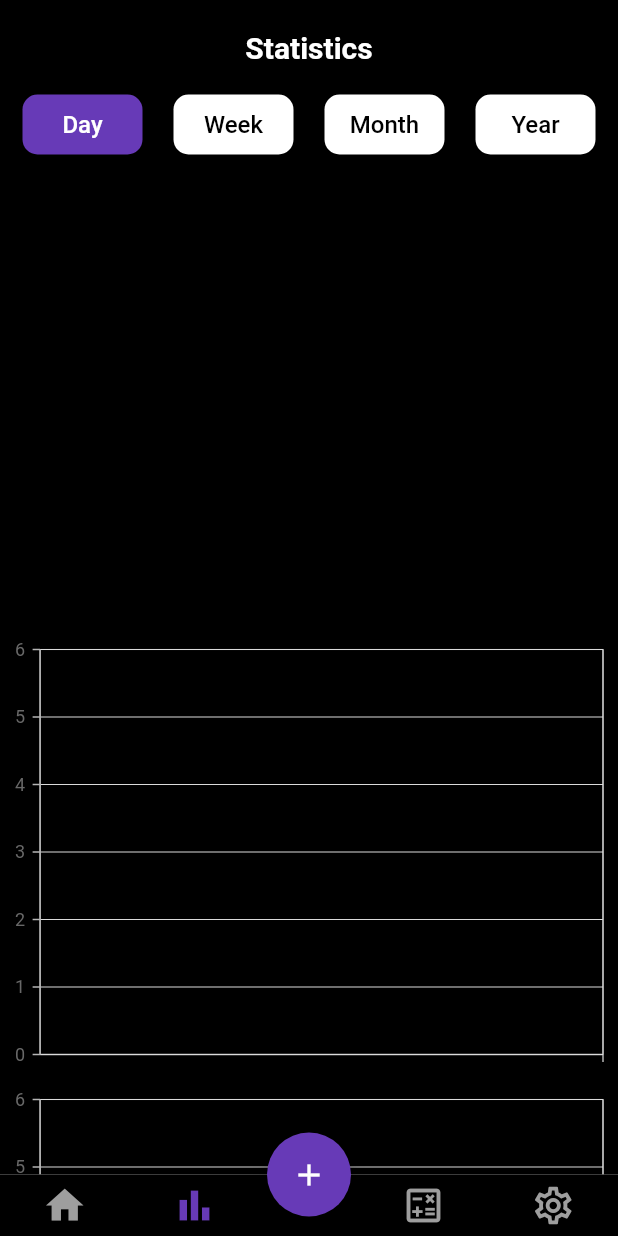
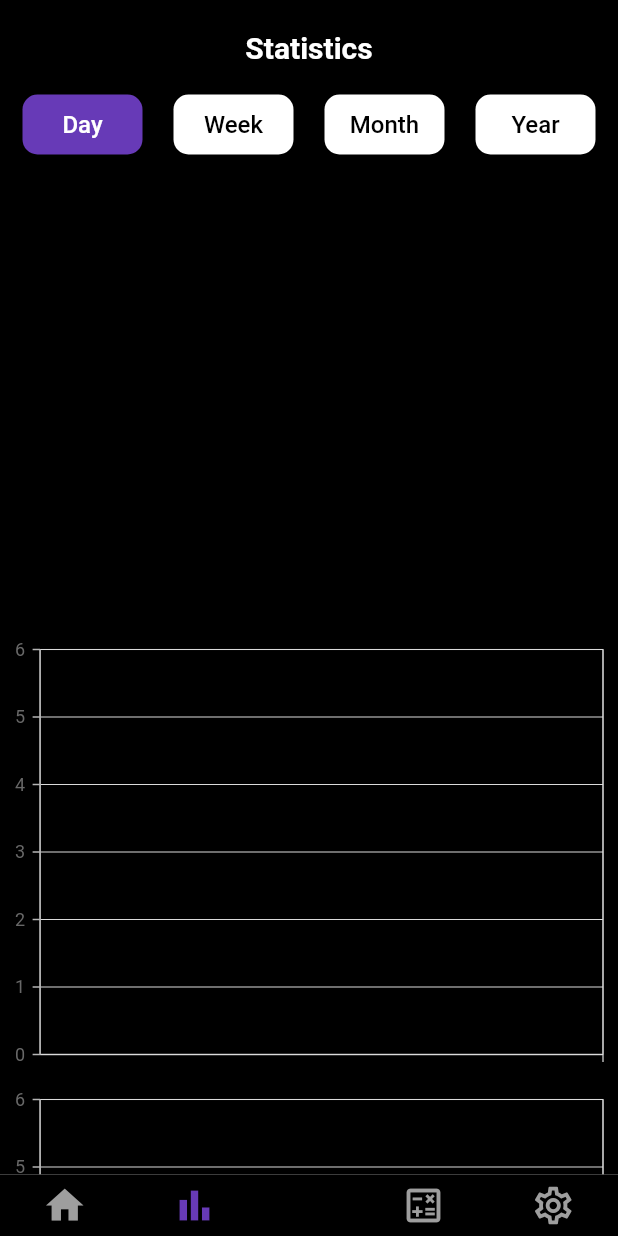
Before and after one commit to BatuhanSatilmis/Penny-Smart-Wallet, a Flutter app: the Bottom screen opened directly, item 3 of the bottom bar chosen, after a tap on the "bar chart" icon, on a phone screen of 412 x 824 dp. Run offline on Flutter 3.47's test engine with Material 2 defaults, Android fonts, the light colour scheme and no system bars; our stand-ins replace animate_do, hive, hive_flutter, image_picker, ionicons, syncfusion_flutter_charts; accounts and stored records are empty; generated files the repository leaves out were written again; statements that could not run were skipped.

Commit message:
add ✨: initial :S

```diff
--- a/penny_smart_wallet_app/lib/Views/view_calculation/calculation.dart
+++ b/penny_smart_wallet_app/lib/Views/view_calculation/calculation.dart
@@ -1,8 +1,8 @@
 import 'package:flutter/material.dart';
 import 'package:hive/hive.dart';
 import 'package:penny_smart_wallet/data/model/add_date.dart';
+import 'package:animate_do/animate_do.dart';
 import 'package:penny_smart_wallet/data/utlity.dart';
-import 'package:animate_do/animate_do.dart';
 
 class Calculation extends StatefulWidget {
   @override
@@ -18,6 +18,7 @@ class _CalculationWidgetState extends State<Calculation> {
   int totalWeek = 0;
   int totalMonth = 0;
   int totalYear = 0;
+  late Box<Add_data> box;
 
   @override
   void initState() {
@@ -26,14 +27,13 @@ class _CalculationWidgetState extends State<Calculation> {
   }
 
   void initializeData() async {
-    await Hive.openBox<Add_data>('data');
+    box = await Hive.openBox<Add_data>('data');
 
     todayData = today();
     weekData = week();
     monthData = month();
     yearData = year();
 
-    // Yıllara göre verileri gruplandırın
     Map<int, Map<int, List<Add_data>>> yearlyData = groupDataByYear();
 
     totalToday = total_chart(todayData);
@@ -45,15 +45,13 @@ class _CalculationWidgetState extends State<Calculation> {
       totalYear = total_chart(
           yearlyData[specificYear]!.values.expand((data) => data).toList());
     } else {
-      totalYear =
-          0; // Eğer belirli bir yıl için veri yoksa, totalYear'ı sıfırla.
+      totalYear = 0;
     }
 
     setState(() {});
   }
 
   Map<int, Map<int, List<Add_data>>> groupDataByYear() {
-    // Verileri yıllara ve aylara göre gruplandırın
     Map<int, Map<int, List<Add_data>>> groupedData = {};
 
     for (var data in box.values) {
@@ -76,7 +74,10 @@ class _CalculationWidgetState extends State<Calculation> {
 
   int calculateMonthlyEstimate(int total, int daysElapsed) {
     if (daysElapsed <= 0) return total;
-    int remainingDaysInMonth = 30 - daysElapsed; // Basit bir varsayım
+    int remainingDaysInMonth =
+        DateTime(DateTime.now().year, DateTime.now().month + 1, 1)
+            .subtract(Duration(days: 1))
+            .day;
     return (total * remainingDaysInMonth).toInt();
   }
 
@@ -88,7 +89,7 @@ class _CalculationWidgetState extends State<Calculation> {
   int calculateWeeklyEstimate(int total, int daysElapsed) {
     if (daysElapsed <= 0) return total;
 
-    int remainingDaysInWeek = DateTime.now().weekday - 1;
+    int remainingDaysInWeek = 7 - DateTime.now().weekday;
     return (total * (7 / remainingDaysInWeek)).toInt();
   }
 
@@ -99,13 +100,13 @@ class _CalculationWidgetState extends State<Calculation> {
 
     int monthlyTotalToday = calculateMonthlyEstimate(totalToday, daysElapsed);
 
+    int weeklyTotalToday = calculateWeeklyEstimate(totalToday, daysElapsed);
+
     int monthlyTotalWeek = calculateMonthlyEstimate(totalWeek, daysElapsed);
 
     int monthlyTotalMonth = calculateMonthlyEstimate(totalMonth, daysElapsed);
     num yearlyTotalMonth =
         calculateYearlyEstimate(monthlyTotalMonth, currentMonth);
-
-    int weeklyTotalToday = calculateWeeklyEstimate(totalToday, daysElapsed);
 
     return Scaffold(
       backgroundColor: Colors.black,
@@ -128,22 +129,22 @@ class _CalculationWidgetState extends State<Calculation> {
                 DataCard(
                     title: "Günlük Harcamalar",
                     total: totalToday,
-                    monthlyEstimate: monthlyTotalToday * 30,
-                    weeklyEstimate: weeklyTotalToday * 7,
-                    yearlyEstimate: monthlyTotalToday * 30 * 12,
+                    monthlyEstimate: monthlyTotalToday,
+                    weeklyEstimate: weeklyTotalToday,
+                    yearlyEstimate: monthlyTotalToday * 12,
                     cardColor: Color.fromARGB(255, 41, 17, 2)),
                 DataCard(
                     title: "Haftalık Harcamalar",
                     total: totalWeek,
-                    monthlyEstimate: monthlyTotalWeek * 4,
-                    weeklyEstimate: weeklyTotalToday * 0,
-                    yearlyEstimate: monthlyTotalWeek * 4 * 12,
+                    monthlyEstimate: monthlyTotalWeek,
+                    weeklyEstimate: weeklyTotalToday,
+                    yearlyEstimate: monthlyTotalWeek * 12,
                     cardColor: Color.fromARGB(255, 2, 32, 12)),
                 DataCard(
                     title: "Aylık Harcamalar",
                     total: totalMonth,
                     monthlyEstimate: monthlyTotalMonth,
-                    weeklyEstimate: weeklyTotalToday * 0,
+                    weeklyEstimate: weeklyTotalToday,
                     yearlyEstimate: yearlyTotalMonth,
                     cardColor: Color.fromARGB(255, 26, 4, 63)),
               ],
--- a/penny_smart_wallet_app/lib/Views/view_home/home.dart
+++ b/penny_smart_wallet_app/lib/Views/view_home/home.dart
@@ -59,7 +59,7 @@ class _HomeState extends State<Home> {
                         const EdgeInsets.only(right: 0, top: 10, bottom: 10),
                     child: Ink(
                       decoration: ShapeDecoration(
-                        color: Colors.transparent, // Arka plan rengi
+                        color: Colors.transparent,
                         shape: RoundedRectangleBorder(
                           side: BorderSide(
                             width: isNotificationActive ? 2.0 : 1.0,
--- a/penny_smart_wallet_app/lib/Views/view_statistics/statistics.dart
+++ b/penny_smart_wallet_app/lib/Views/view_statistics/statistics_view.dart
@@ -1,6 +1,6 @@
 import 'package:flutter/material.dart';
 import 'package:penny_smart_wallet/data/utlity.dart';
-import 'package:penny_smart_wallet/widgets/chart.dart'; // Chart widget'ını dahil edin
+import 'package:penny_smart_wallet/widgets/chart.dart';
 import '../../data/model/add_date.dart';
 
 class Statistics extends StatefulWidget {
@@ -10,11 +10,11 @@ class Statistics extends StatefulWidget {
   State<Statistics> createState() => _StatisticsState();
 }
 
-ValueNotifier<int> kj = ValueNotifier<int>(0);
+ValueNotifier kj = ValueNotifier(0);
 
 class _StatisticsState extends State<Statistics> {
-  List<String> day = ['Day', 'Week', 'Month', 'Year'];
-  List<List<Add_data>> f = [today(), week(), month(), year()];
+  List day = ['Day', 'Week', 'Month', 'Year'];
+  List f = [today(), week(), month(), year()];
   List<Add_data> a = [];
   int index_color = 0;
   bool ascendingOrder = true;
@@ -24,19 +24,21 @@ class _StatisticsState extends State<Statistics> {
     return Scaffold(
       backgroundColor: Colors.black,
       body: SafeArea(
-        child: ValueListenableBuilder<int>(
+        child: ValueListenableBuilder(
           valueListenable: kj,
-          builder: (BuildContext context, int value, Widget? child) {
+          builder: (BuildContext context, dynamic value, Widget? child) {
             a = f[value];
+
             sortList();
-            return custom(a);
+
+            return custom();
           },
         ),
       ),
     );
   }
 
-  CustomScrollView custom(List<Add_data> data) {
+  CustomScrollView custom() {
     return CustomScrollView(
       slivers: [
         SliverToBoxAdapter(
@@ -105,7 +107,7 @@ class _StatisticsState extends State<Statistics> {
                   mainAxisAlignment: MainAxisAlignment.spaceBetween,
                   children: [
                     Text(
-                      'Top Spending & Incomes',
+                      'Top Spending',
                       style: TextStyle(
                           color: Colors.white,
                           fontSize: 16,
--- a/penny_smart_wallet_app/lib/main.dart
+++ b/penny_smart_wallet_app/lib/main.dart
@@ -1,6 +1,6 @@
 import 'package:flutter/material.dart';
 import 'package:hive_flutter/hive_flutter.dart';
-import 'package:penny_smart_wallet/views/view_splashscreen/splashscreen.dart';
+import 'package:penny_smart_wallet/views/view_splashscreen/splashscreen_view.dart';
 
 import 'data/model/add_date.dart';
 
--- a/penny_smart_wallet_app/lib/widgets/bottomnavigationbar.dart
+++ b/penny_smart_wallet_app/lib/widgets/bottomnavigationbar.dart
@@ -2,8 +2,8 @@ import 'package:flutter/material.dart';
 import 'package:penny_smart_wallet/views/view_add/add_view.dart';
 import 'package:penny_smart_wallet/views/view_calculation/calculation.dart';
 import 'package:penny_smart_wallet/views/view_home/home.dart';
-import 'package:penny_smart_wallet/views/view_statistics/statistics.dart';
-import 'package:penny_smart_wallet/views/view_settings/settings_screen.dart';
+import 'package:penny_smart_wallet/views/view_statistics/statistics_view.dart';
+import 'package:penny_smart_wallet/views/view_settings/settings_view.dart';
 
 class Bottom extends StatefulWidget {
   const Bottom({Key? key}) : super(key: key);
@@ -58,7 +58,7 @@ class _BottomState extends State<Bottom> {
                 onTap: () {
                   setState(() {
                     index_color = 1;
-                    shouldShowAddButton = true;
+                    shouldShowAddButton = false;
                   });
                 },
                 child: Icon(
```
Also changed, not shown: penny_smart_wallet_app/lib/Views/view_settings/settings_view.dart (renamed from penny_smart_wallet_app/lib/Views/view_settings/settings_screen.dart), penny_smart_wallet_app/lib/Views/view_splashscreen/splashscreen_view.dart (renamed from penny_smart_wallet_app/lib/Views/view_splashscreen/splashscreen.dart).
